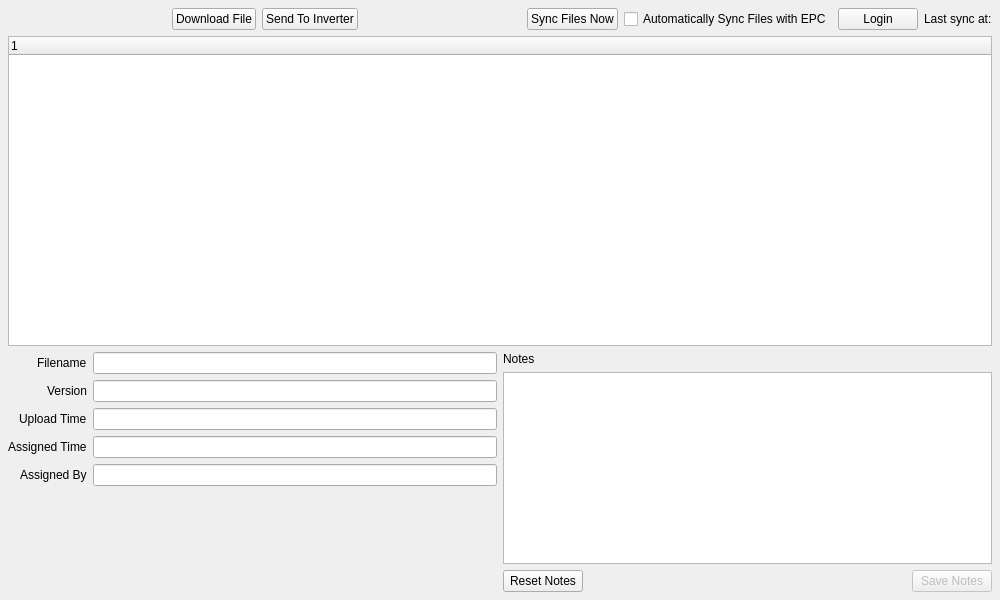
This is epyqlib/tabs/files/filesview.ui in epcpower/stlib as Qt 5 draws it before an edit. The edited form follows.
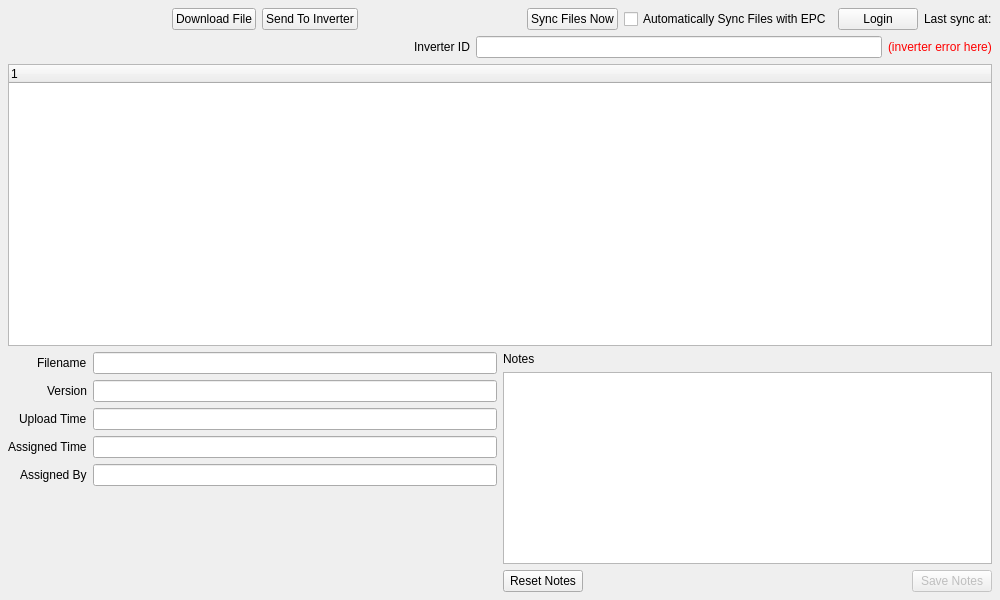
This is the edited form.

Commit message: Add error handling if inverter ID not in the database

```diff
--- a/epyqlib/tabs/files/filesview.ui
+++ b/epyqlib/tabs/files/filesview.ui
@@ -46,15 +46,6 @@
      <property name="bottomMargin">
       <number>8</number>
      </property>
-     <item row="1" column="0">
-      <widget class="QTreeWidget" name="treeWidget">
-       <column>
-        <property name="text">
-         <string notr="true">1</string>
-        </property>
-       </column>
-      </widget>
-     </item>
      <item row="0" column="0">
       <layout class="QHBoxLayout" name="horizontalLayout">
        <item>
@@ -139,7 +130,54 @@
        </item>
       </layout>
      </item>
-     <item row="2" column="0">
+     <item row="3" column="0">
+      <widget class="QTreeWidget" name="treeWidget">
+       <column>
+        <property name="text">
+         <string notr="true">1</string>
+        </property>
+       </column>
+      </widget>
+     </item>
+     <item row="1" column="0">
+      <layout class="QHBoxLayout" name="horizontalLayout_4">
+       <item>
+        <spacer name="horizontalSpacer_4">
+         <property name="orientation">
+          <enum>Qt::Horizontal</enum>
+         </property>
+         <property name="sizeHint" stdset="0">
+          <size>
+           <width>40</width>
+           <height>20</height>
+          </size>
+         </property>
+        </spacer>
+       </item>
+       <item>
+        <widget class="QLabel" name="label_5">
+         <property name="text">
+          <string>Inverter ID</string>
+         </property>
+        </widget>
+       </item>
+       <item>
+        <widget class="QLineEdit" name="inverter_id">
+         <property name="readOnly">
+          <bool>true</bool>
+         </property>
+        </widget>
+       </item>
+       <item>
+        <widget class="QLabel" name="inverter_id_error">
+         <property name="text">
+          <string>&lt;font color=&quot;red&quot;&gt;(inverter error here)&lt;/font&gt;</string>
+         </property>
+        </widget>
+       </item>
+      </layout>
+     </item>
+     <item row="4" column="0">
       <layout class="QHBoxLayout" name="horizontalLayout_2" stretch="0,0">
        <item>
         <layout class="QFormLayout" name="formLayout">
```
The commit also changes 4 other files.
